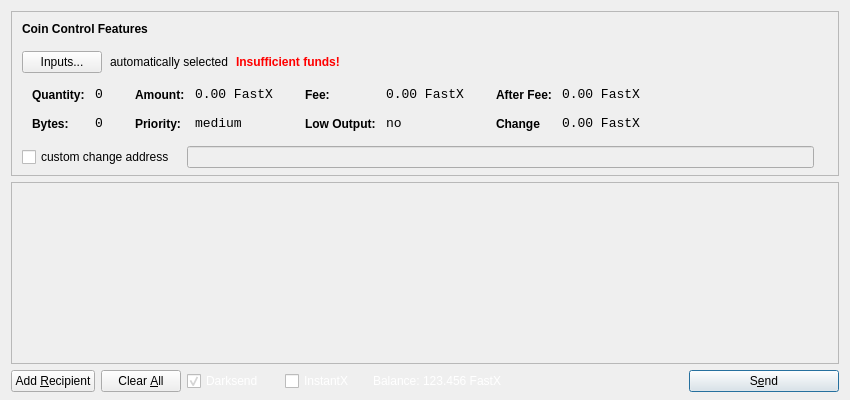
Qt form src/qt/forms/sendcoinsdialog.ui (TransFastCore/fastx) before a commit.
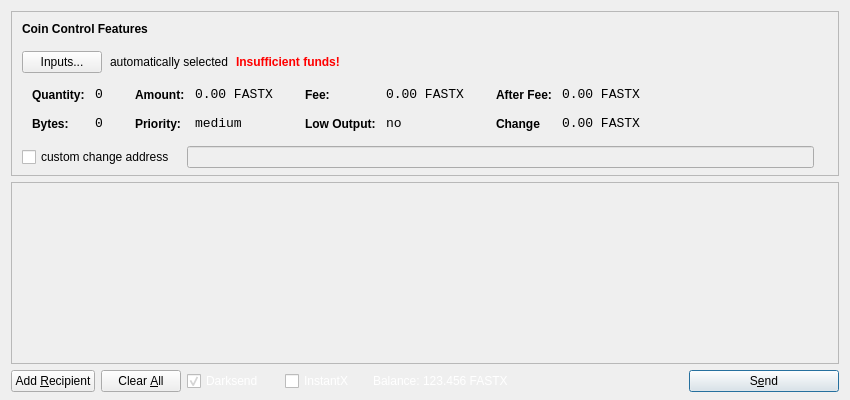
The same form after that commit. Icons and pictures are not drawn.

What changed in the file:
```diff
--- a/src/qt/forms/sendcoinsdialog.ui
+++ b/src/qt/forms/sendcoinsdialog.ui
@@ -324,7 +324,7 @@
                   <enum>Qt::ActionsContextMenu</enum>
                  </property>
                  <property name="text">
-                  <string>0.00 FastX</string>
+                  <string>0.00 FASTX</string>
                  </property>
                  <property name="textInteractionFlags">
                   <set>Qt::LinksAccessibleByMouse|Qt::TextSelectableByKeyboard|Qt::TextSelectableByMouse</set>
@@ -410,7 +410,7 @@
                   <enum>Qt::ActionsContextMenu</enum>
                  </property>
                  <property name="text">
-                  <string>0.00 FastX</string>
+                  <string>0.00 FASTX</string>
                  </property>
                  <property name="textInteractionFlags">
                   <set>Qt::LinksAccessibleByMouse|Qt::TextSelectableByKeyboard|Qt::TextSelectableByMouse</set>
@@ -496,7 +496,7 @@
                   <enum>Qt::ActionsContextMenu</enum>
                  </property>
                  <property name="text">
-                  <string>0.00 FastX</string>
+                  <string>0.00 FASTX</string>
                  </property>
                  <property name="textInteractionFlags">
                   <set>Qt::LinksAccessibleByMouse|Qt::TextSelectableByKeyboard|Qt::TextSelectableByMouse</set>
@@ -528,7 +528,7 @@
                   <enum>Qt::ActionsContextMenu</enum>
                  </property>
                  <property name="text">
-                  <string>0.00 FastX</string>
+                  <string>0.00 FASTX</string>
                  </property>
                  <property name="textInteractionFlags">
                   <set>Qt::LinksAccessibleByMouse|Qt::TextSelectableByKeyboard|Qt::TextSelectableByMouse</set>
@@ -771,7 +771,7 @@
                <string notr="true">QLabel { color: white;}</string>
               </property>
          <property name="text">
-          <string>123.456 FastX</string>
+          <string>123.456 FASTX</string>
          </property>
          <property name="textInteractionFlags">
           <set>Qt::LinksAccessibleByMouse|Qt::TextSelectableByKeyboard|Qt::TextSelectableByMouse</set>
```
